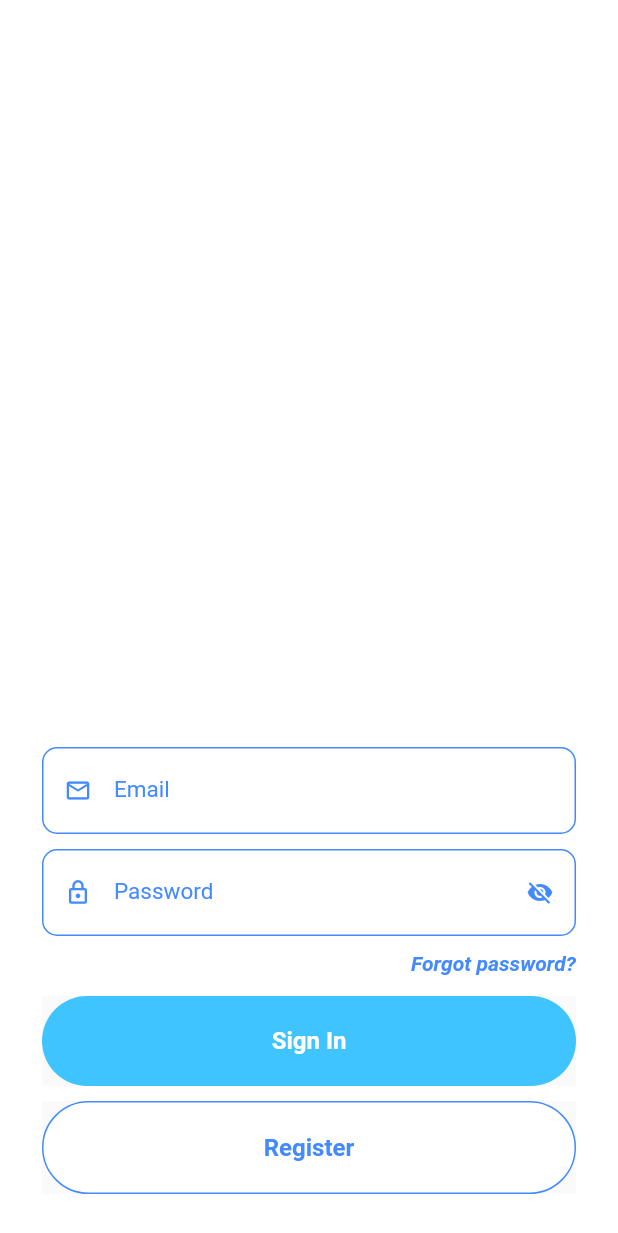
After one commit to handsomemofokeng/log_in_app, a Flutter app: the screen it shows after launch, on a phone screen of 412 x 824 dp. The commit adds this screen. Shown: the top 1233 px of the screen. Run offline on Flutter 3.47's test engine with Material 2 defaults, Android fonts, the phone set to English and light mode, and no system bars.

Commit message:
set up animation stateful widget

```diff
--- a/lib/ui/views/home_view.dart
+++ b/lib/ui/views/home_view.dart
@@ -4,16 +4,22 @@ import 'package:log_in_app/core/viewmodels/home_model.dart';
 import 'package:log_in_app/ui/shared/globals.dart';
 import 'package:log_in_app/widgets/button_widget.dart';
 import 'package:log_in_app/widgets/textfield_widget.dart';
+import 'package:log_in_app/widgets/wave_widget.dart';
 import 'package:provider/provider.dart';
 
 class HomeView extends StatelessWidget {
   @override
   Widget build(BuildContext context) {
     final model = Provider.of<HomeModel>(context);
+    final size = MediaQuery.of(context).size;
 
     return Scaffold(
-      backgroundColor: Colors.white,
-      body: Padding(
+      backgroundColor: Global.colorWhite,
+      body: Stack(
+        children: [
+          WaveWidget(
+              size: size, yOffset: size.height / 3.0, color: Global.colorWhite),
+          Padding(
             padding: const EdgeInsets.all(28.0),
             child: Column(
               mainAxisAlignment: MainAxisAlignment.end,
@@ -35,8 +41,9 @@ class HomeView extends StatelessWidget {
                       hintText: 'Password',
                       obscureText: model.isVisible ? false : true,
                       prefixIconData: Icons.lock_outlined,
-                  suffixIconData:
-                      model.isVisible ? Icons.visibility : Icons.visibility_off,
+                      suffixIconData: model.isVisible
+                          ? Icons.visibility
+                          : Icons.visibility_off,
                     ),
                     SizedBox(height: 10.0),
                     Text(
@@ -61,6 +68,8 @@ class HomeView extends StatelessWidget {
               ],
             ),
           ),
+        ],
+      ),
     );
   }
 }
--- /dev/null
+++ b/lib/widgets/wave_widget.dart
@@ -0,0 +1,40 @@
+import 'dart:ui';
+
+import 'package:flutter/cupertino.dart';
+import 'package:flutter/material.dart';
+
+class WaveWidget extends StatefulWidget {
+  final Size size;
+  final double yOffset;
+  final Color color;
+
+  WaveWidget({this.size, this.yOffset, this.color});
+
+  @override
+  _WaveWidgetState createState() => _WaveWidgetState();
+}
+
+class _WaveWidgetState extends State<WaveWidget> with TickerProviderStateMixin {
+  AnimationController animationController;
+
+  @override
+  void dispose() {
+    super.dispose();
+    animationController.dispose();
+  }
+
+  @override
+  void initState() {
+    super.initState();
+    animationController =
+        AnimationController(vsync: this, duration: Duration(milliseconds: 5000))
+          ..addListener(() {
+            ///todo implement code
+          });
+  }
+
+  @override
+  Widget build(BuildContext context) {
+    return Container();
+  }
+}
```
Lines whose indentation alone changed are shown as unchanged.
